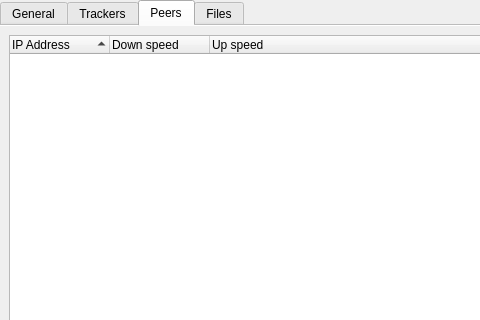
The window that tabwidget.ui (DragonZX/aria2cremote) describes before a commit, drawn with Qt 5; both pictures show x 0 to 480 and y 0 to 320 of the 931 by 401 pixel window.
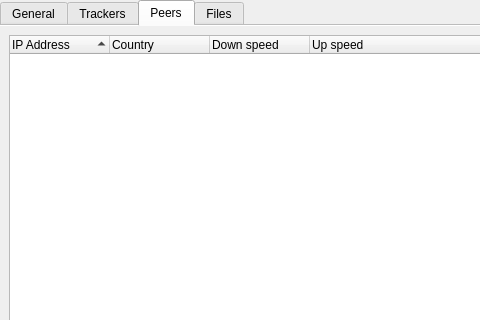
The same window after the commit. The open tabs and pages were chosen to show the change. Icons and pictures are not drawn.

Commit message: add country column to peers tab page

What changed in the file:
```diff
--- a/tabwidget.ui
+++ b/tabwidget.ui
@@ -888,7 +888,12 @@
       </property>
       <column>
        <property name="text">
-        <string notr="true">IP Address</string>
+        <string>IP Address</string>
+       </property>
+      </column>
+      <column>
+       <property name="text">
+        <string>Country</string>
        </property>
       </column>
       <column>
```
The commit also changes 1 other file.
